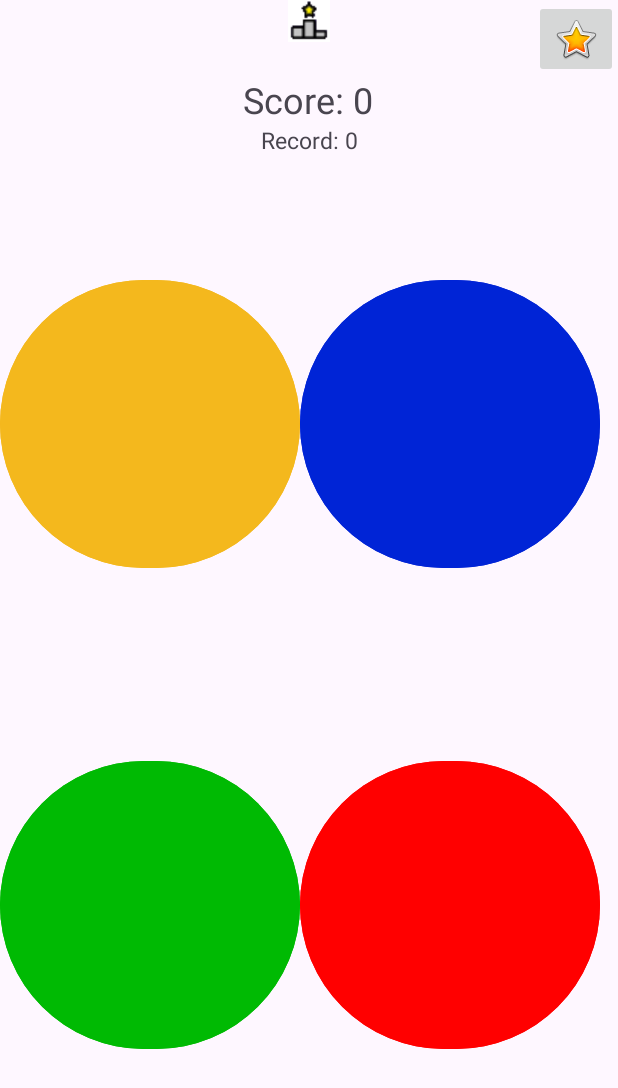
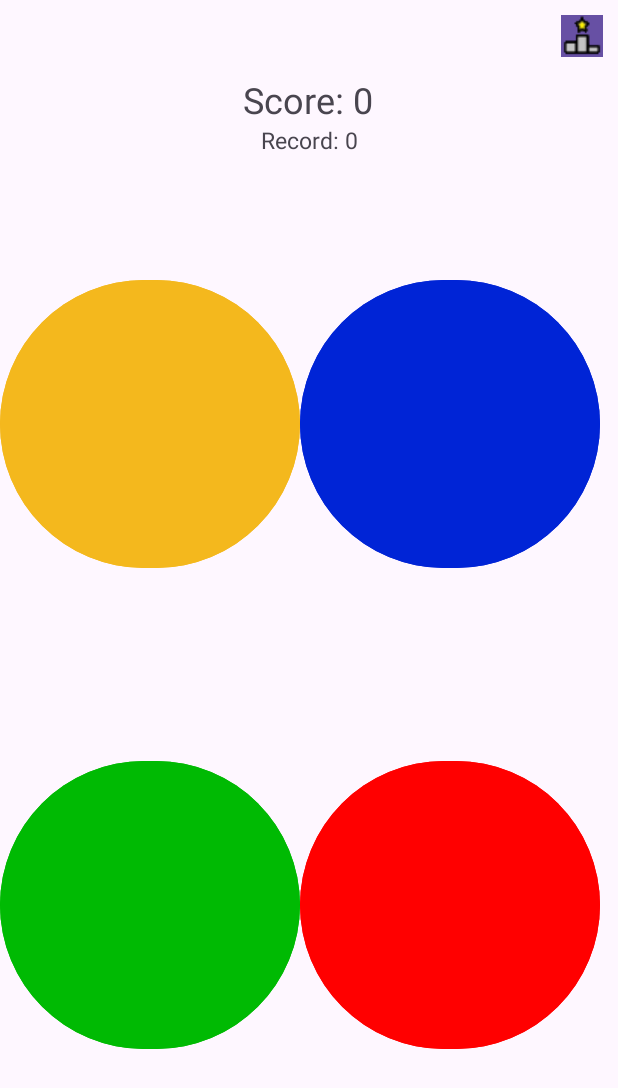
Before and after one commit to amitwallner25/simon_says, an Android app: the MainActivity screen opened directly, with no data from a screen before it, on a phone screen of 412 x 824 dp. Shown: the top 1088 px of the screen. Run offline under Robolectric (Android 15) with nearby library versions, the phone set to English and light mode, and no system bars; 1 statement that could not run was skipped.

Commit message:
added to styles for the leaderboards button

```diff
--- a/app/src/main/res/layout/activity_main.xml
+++ b/app/src/main/res/layout/activity_main.xml
@@ -82,22 +82,16 @@
             app:layout_constraintStart_toStartOf="parent"
             app:layout_constraintTop_toBottomOf="@+id/scoreTextView" />
 
-        <ImageButton
-            android:id="@+id/imageButton"
-            android:layout_width="wrap_content"
-            android:layout_height="wrap_content"
-            app:layout_constraintEnd_toEndOf="parent"
-            app:layout_constraintTop_toTopOf="parent"
-            app:srcCompat="@android:drawable/btn_star_big_on" />
 
         <ImageView
             android:id="@+id/imageView"
             android:layout_width="wrap_content"
             android:layout_height="wrap_content"
+            android:layout_marginTop="10dp"
+            android:layout_marginRight="10dp"
             app:layout_constraintEnd_toEndOf="parent"
-            app:layout_constraintStart_toStartOf="parent"
             app:layout_constraintTop_toTopOf="parent"
-            app:srcCompat="@drawable/leaderboards_button" />
+            app:srcCompat="@drawable/leaderboards_button_modified" />
 
 
     </androidx.constraintlayout.widget.ConstraintLayout>
```
Also changed, not shown: app/src/main/res/drawable/leaderboards_button_modified.png (added).
